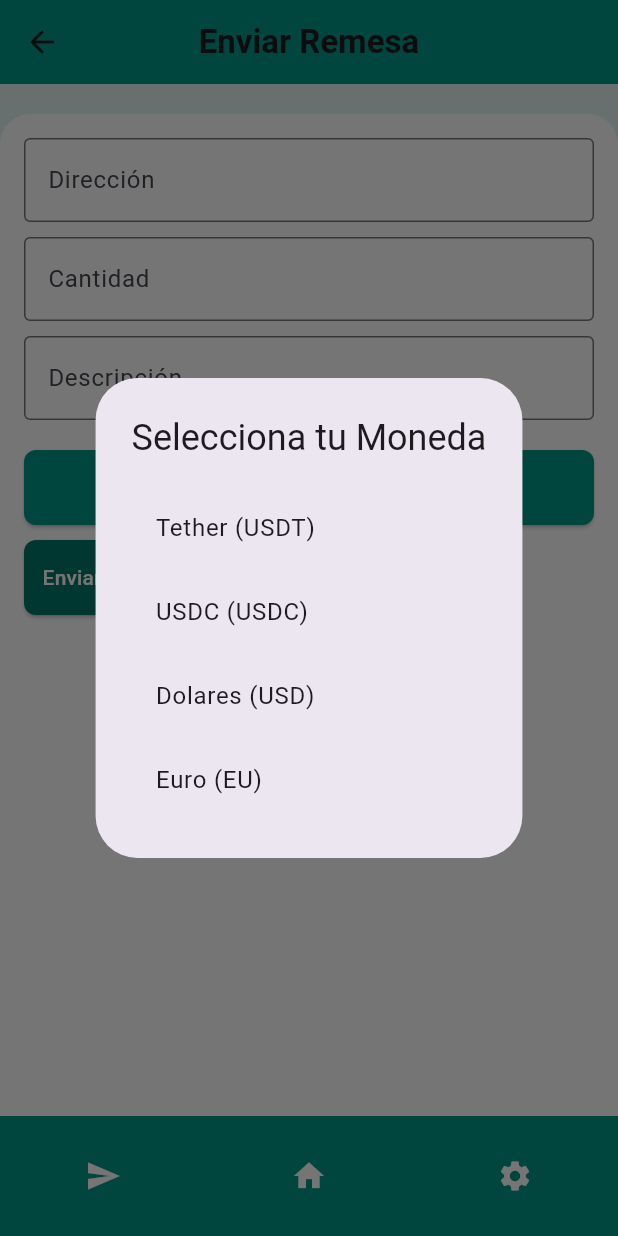
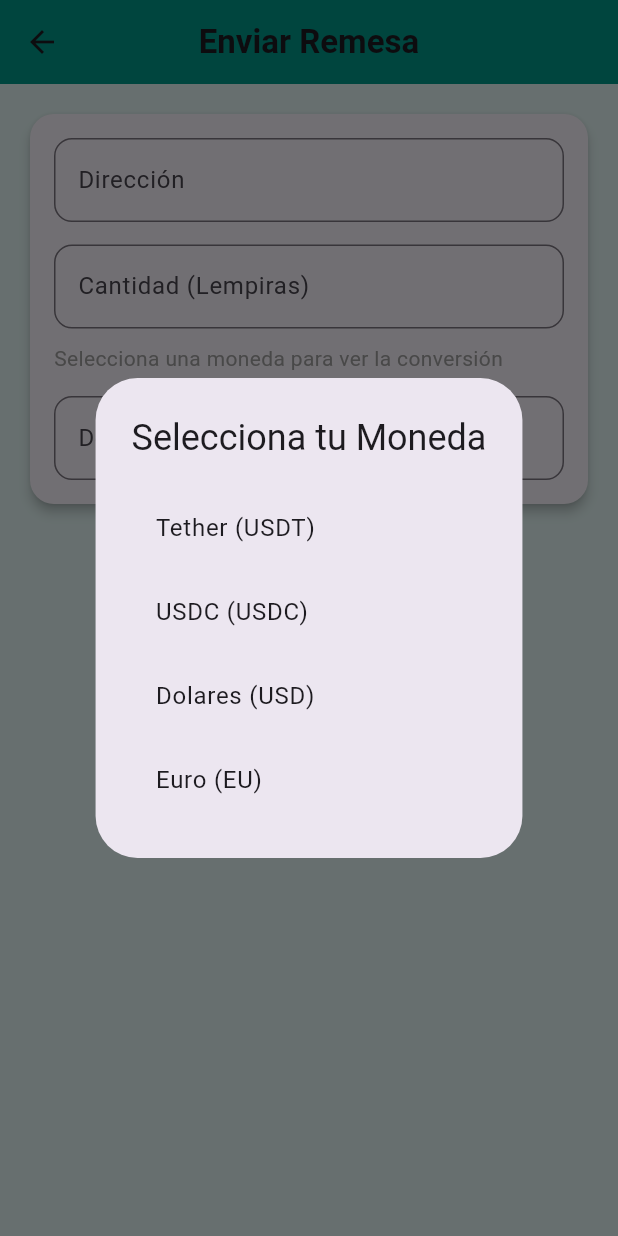
Before and after one commit to HelterSkelter11/ProyectoRemesa, a Flutter app: the EnviarRemesaScreen screen opened directly, after a tap on "Seleccionar Moneda", on a phone screen of 412 x 824 dp. Run offline on Flutter 3.47's test engine with Material 3 defaults, Android fonts, the phone set to English and light mode, and no system bars; our stand-ins replace shared_preferences, supabase_flutter; missing offline and left inert: web3dart; accounts and stored records are empty; project files that could hold a hidden picture were left out.

Commit message:
Cerrar Sesion y CAMBIO DE MONEDA

```diff
--- a/lib/EnviarRemesaScreen.dart
+++ b/lib/EnviarRemesaScreen.dart
@@ -1,6 +1,5 @@
 import 'package:flutter/material.dart';
 import 'apis/user_api.dart';
-import 'apis/infura_api.dart';
 
 class EnviarRemesaScreen extends StatefulWidget {
   const EnviarRemesaScreen({super.key});
@@ -14,15 +13,31 @@ class _EnviarRemesaScreenState extends State<EnviarRemesaScreen> {
   final String contractAddress = '0xC7b9De8bF52a2eb0a7248e16149Ab9d5D96Ebe6F';
 
   String _selectedCurrency = 'Seleccionar Moneda';
+  double _conversionRate = 1.0; // Tasa de conversión inicial
+  String _convertedAmount = ''; // Monto convertido dinámicamente
   final TextEditingController direccionController = TextEditingController();
   final TextEditingController cantidadController = TextEditingController();
   final TextEditingController descripcionController = TextEditingController();
 
-  Future<void> _connectToInfura() async {
-    final infuraApi = InfuraApi(infuraUrl, contractAddress);
-    await infuraApi.connect();
-    final chainId = await infuraApi.getChainId();
-    print('Connected to chain id: $chainId');
+  // Mapeo de tasas de cambio (simuladas)
+  final Map<String, double> conversionRates = {
+    'Tether (USDT)': 0.041,
+    'USDC (USDC)': 0.041,
+    'Dolares (USD)': 0.041,
+    'Euro (EU)': 0.038,
+  };
+
+  void _updateConversion(String input) {
+    final cantidad = double.tryParse(input) ?? 0.0;
+
+    setState(() {
+      if (_selectedCurrency == 'Seleccionar Moneda' || cantidad <= 0) {
+        _convertedAmount = '';
+      } else {
+        final convertedValue = cantidad * _conversionRate;
+        _convertedAmount = '${convertedValue.toStringAsFixed(2)} $_selectedCurrency';
+      }
+    });
   }
 
   void _showCurrencySelectionDialog(BuildContext context) {
@@ -30,51 +45,21 @@ class _EnviarRemesaScreenState extends State<EnviarRemesaScreen> {
       context: context,
       builder: (BuildContext context) {
         return AlertDialog(
-
-          title: const Text(
-            'Selecciona tu Moneda',
-            textAlign: TextAlign.center,
-          ),
+          title: const Text('Selecciona tu Moneda'),
           content: Column(
             mainAxisSize: MainAxisSize.min,
-            children: [
-              ListTile(
-                title: const Text('Tether (USDT)'),
+            children: conversionRates.keys.map((currency) {
+              return ListTile(
+                title: Text(currency),
                 onTap: () {
                   setState(() {
-                    _selectedCurrency = 'Tether (USDT)';
+                    _selectedCurrency = currency;
+                    _conversionRate = conversionRates[currency]!;
                   });
                   Navigator.of(context).pop();
                 },
-              ),
-              ListTile(
-                title: const Text('USDC (USDC)'),
-                onTap: () {
-                  setState(() {
-                    _selectedCurrency = 'USDC (USDC)';
-                  });
-                  Navigator.of(context).pop();
-                },
-              ),
-              ListTile(
-                title: const Text('Dolares (USD)'),
-                onTap: () {
-                  setState(() {
-                    _selectedCurrency = 'Dolares (USD)';
-                  });
-                  Navigator.of(context).pop();
-                },
-              ),
-              ListTile(
-                title: const Text('Euro (EU)'),
-                onTap: () {
-                  setState(() {
-                    _selectedCurrency = 'Euro (EU)';
-                  });
-                  Navigator.of(context).pop();
-                },
-              ),
-            ],
+              );
+            }).toList(),
           ),
         );
       },
@@ -102,13 +87,13 @@ class _EnviarRemesaScreenState extends State<EnviarRemesaScreen> {
       );
 
       ScaffoldMessenger.of(context).showSnackBar(
-        const SnackBar(content: Text("Transaccion agregados correctamente")),
+        const SnackBar(content: Text("Transacción agregada correctamente")),
       );
 
       Navigator.pop(context);
     } catch (e) {
       ScaffoldMessenger.of(context).showSnackBar(
-        SnackBar(content: Text("Error al agregar Transaccion: $e")),
+        SnackBar(content: Text("Error al agregar transacción: $e")),
       );
     }
   }
@@ -119,125 +104,106 @@ class _EnviarRemesaScreenState extends State<EnviarRemesaScreen> {
       backgroundColor: Colors.teal[50],
       appBar: AppBar(
         backgroundColor: Colors.teal,
-        title: const Text(
-          'Enviar Remesa',
-          style: TextStyle(fontWeight: FontWeight.bold),
-        ),
+        title: const Text('Enviar Remesa', style: TextStyle(fontWeight: FontWeight.bold)),
         centerTitle: true,
       ),
       body: SafeArea(
+        child: SingleChildScrollView(
+          child: Padding(
+            padding: const EdgeInsets.all(16.0),
             child: Column(
               children: [
-            const SizedBox(height: 20),
-            Expanded(
-              child: Container(
-                decoration: const BoxDecoration(
-                  color: Colors.white,
-                  borderRadius: BorderRadius.only(
-                    topLeft: Radius.circular(20),
-                    topRight: Radius.circular(20),
-                  ),
-                ),
+                Card(
+                  elevation: 3,
+                  shape: RoundedRectangleBorder(borderRadius: BorderRadius.circular(16)),
+                  child: Padding(
                     padding: const EdgeInsets.all(16.0),
                     child: Column(
-                  crossAxisAlignment: CrossAxisAlignment.start,
                       children: [
                         TextField(
                           controller: direccionController,
-                      decoration: const InputDecoration(
+                          decoration: InputDecoration(
                             labelText: 'Dirección',
                             hintText: 'Introduce la dirección',
-                        border: OutlineInputBorder(),
+                            border: OutlineInputBorder(
+                              borderRadius: BorderRadius.circular(12),
                             ),
                           ),
-                    const SizedBox(height: 10),
+                        ),
+                        const SizedBox(height: 15),
                         TextField(
                           controller: cantidadController,
-                      decoration: const InputDecoration(
-                        labelText: 'Cantidad',
+                          keyboardType: TextInputType.number,
+                          decoration: InputDecoration(
+                            labelText: 'Cantidad (Lempiras)',
                             hintText: 'Introduce la cantidad',
-                        border: OutlineInputBorder(),
+                            border: OutlineInputBorder(
+                              borderRadius: BorderRadius.circular(12),
                             ),
-                      keyboardType: TextInputType.number,
+                          ),
+                          onChanged: _updateConversion,
                         ),
                         const SizedBox(height: 10),
+                        Align(
+                          alignment: Alignment.centerLeft,
+                          child: Text(
+                            _convertedAmount.isNotEmpty
+                                ? 'Equivalente: $_convertedAmount'
+                                : 'Selecciona una moneda para ver la conversión',
+                            style: TextStyle(
+                              fontSize: 14,
+                              color: _convertedAmount.isNotEmpty ? Colors.black : Colors.grey,
+                            ),
+                          ),
+                        ),
+                        const SizedBox(height: 15),
                         TextField(
                           controller: descripcionController,
-                      decoration: const InputDecoration(
+                          decoration: InputDecoration(
                             labelText: 'Descripción',
                             hintText: 'Introduce una descripción',
-                        border: OutlineInputBorder(),
+                            border: OutlineInputBorder(
+                              borderRadius: BorderRadius.circular(12),
                             ),
-                    ),
-                    const SizedBox(height: 20),
-                    ElevatedButton(
-                      onPressed: () => _showCurrencySelectionDialog(context),
-                      style: ElevatedButton.styleFrom(
-                        backgroundColor: Colors.teal,
-                        shape: RoundedRectangleBorder(
-                          borderRadius: BorderRadius.circular(8),
-                        ),
-                        padding: const EdgeInsets.symmetric(vertical: 15),
-                      ),
-                      child: Row(
-                        mainAxisAlignment: MainAxisAlignment.center,
-                        children: [
-                          const Icon(Icons.attach_money, color: Colors.white),
-                          const SizedBox(width: 8),
-                          Text(_selectedCurrency),
-                        ],
-                      ),
-                    ),
-                    const SizedBox(height: 10),
-                    ElevatedButton(
-                      onPressed:  agregarTransaccion,
-                      style: ElevatedButton.styleFrom(
-                        backgroundColor: Colors.teal[700],
-                        shape: RoundedRectangleBorder(
-                          borderRadius: BorderRadius.circular(8),
-                        ),
-                        padding: const EdgeInsets.symmetric(vertical: 15),
-                      ),
-                      child: const Text(
-                        'Enviar',
-                        style: TextStyle(color: Colors.white),
                           ),
                         ),
                       ],
                     ),
                   ),
                 ),
-            Container(
-              color: Colors.teal,
-              padding: const EdgeInsets.symmetric(vertical: 16.0),
-              child: Row(
-                mainAxisAlignment: MainAxisAlignment.spaceAround,
-                children: [
-                  IconButton(
-                    icon: const Icon(Icons.send, color: Colors.white),
-                    onPressed: () {
-                      // Acción del icono de enviar
-                    },
+                const SizedBox(height: 20),
+                ElevatedButton.icon(
+                  onPressed: () => _showCurrencySelectionDialog(context),
+                  style: ElevatedButton.styleFrom(
+                    backgroundColor: Colors.teal,
+                    padding: const EdgeInsets.symmetric(vertical: 15, horizontal: 20),
+                    shape: RoundedRectangleBorder(
+                      borderRadius: BorderRadius.circular(12),
                     ),
-                  IconButton(
-                    icon: const Icon(Icons.home, color: Colors.white),
-                    onPressed: () {
-                      Navigator.pop(context);
-                    },
                   ),
-                  IconButton(
-                    icon: const Icon(Icons.settings, color: Colors.white),
-                    onPressed: () {
-                      _connectToInfura();
-                      // Acción del icono de configuración
-                    },
+                  icon: const Icon(Icons.attach_money, color: Colors.white),
+                  label: Text(_selectedCurrency),
                 ),
-                ],
+                const SizedBox(height: 20),
+                ElevatedButton(
+                  onPressed: agregarTransaccion,
+                  style: ElevatedButton.styleFrom(
+                    backgroundColor: Colors.teal[700],
+                    padding: const EdgeInsets.symmetric(vertical: 15, horizontal: 20),
+                    shape: RoundedRectangleBorder(
+                      borderRadius: BorderRadius.circular(12),
+                    ),
+                  ),
+                  child: const Text(
+                    'Enviar',
+                    style: TextStyle(fontSize: 16, color: Colors.white),
                   ),
                 ),
               ],
             ),
           ),
+        ),
+      ),
     );
   }
 }
```
Also changed, not shown: lib/DashboardScreen.dart (+42 -52 lines). Lines whose indentation alone changed are shown as unchanged.
